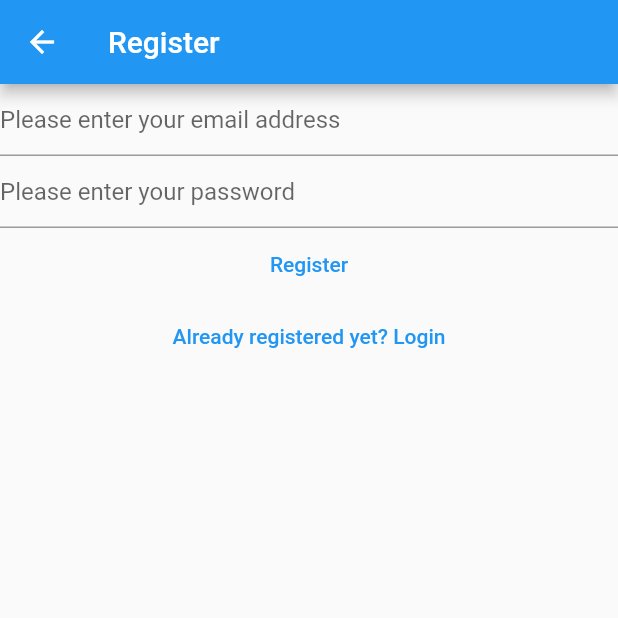
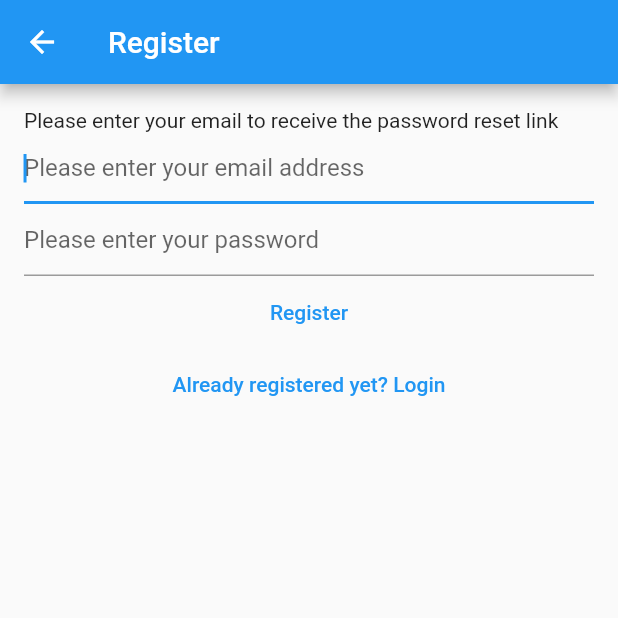
Before and after one commit to bakader07/notes_app, a Flutter app: the RegisterView screen opened directly, on a phone screen of 412 x 824 dp, the top half of it. Run offline on Flutter 3.47's test engine with Material 2 defaults, Android fonts, the phone set to English and light mode, and no system bars; our stand-ins replace bloc, cloud_firestore, equatable, firebase_auth, firebase_core, flutter_bloc and 1 more; accounts and stored records are empty; network calls fail.

Commit message:
views UI adjustments and changes

```diff
--- a/lib/views/notes/notes_view.dart
+++ b/lib/views/notes/notes_view.dart
@@ -86,7 +86,9 @@ class _NotesViewState extends State<NotesView> {
                 return const CircularProgressIndicator();
               }
             default:
-              return const CircularProgressIndicator();
+              return const Center(
+                child: CircularProgressIndicator(),
+              );
           }
         },
       ),
--- a/lib/views/register_view.dart
+++ b/lib/views/register_view.dart
@@ -52,13 +52,20 @@ class _RegisterViewState extends State<RegisterView> {
       },
       child: Scaffold(
         appBar: AppBar(title: const Text('Register')),
-        body: Column(
+        body: Padding(
+          padding: const EdgeInsets.all(16.0),
+          child: Column(
+            crossAxisAlignment: CrossAxisAlignment.start,
             children: [
+              const Text(
+                'Please enter your email to receive the password reset link',
+              ),
               TextField(
                 controller: _emailController,
                 keyboardType: TextInputType.emailAddress,
                 enableSuggestions: false,
                 autocorrect: false,
+                autofocus: true,
                 decoration: const InputDecoration(
                     hintText: 'Please enter your email address'),
               ),
@@ -71,6 +78,9 @@ class _RegisterViewState extends State<RegisterView> {
                   hintText: 'Please enter your password',
                 ),
               ),
+              Center(
+                child: Column(
+                  children: [
                     TextButton(
                       onPressed: () async {
                         final email = _emailController.text;
@@ -91,8 +101,12 @@ class _RegisterViewState extends State<RegisterView> {
                             );
                       },
                       child: const Text('Already registered yet? Login'),
+                    ),
+                  ],
+                ),
               )
             ],
+          ),
         ),
       ),
     );
```
Also changed, not shown: lib/views/forgot_password_view.dart (+7 -0 lines), lib/views/login_view.dart (+19 -2 lines), lib/views/notes/create_update_note_view.dart (+12 -7 lines), lib/views/verify_email_view.dart (+14 -2 lines). Lines whose indentation alone changed are shown as unchanged.
